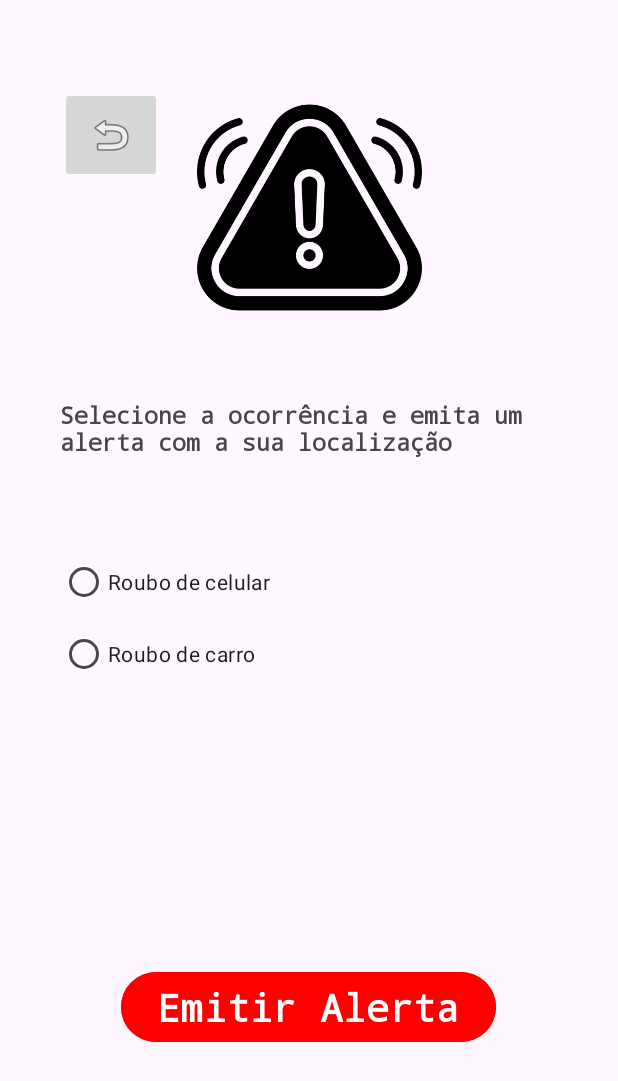
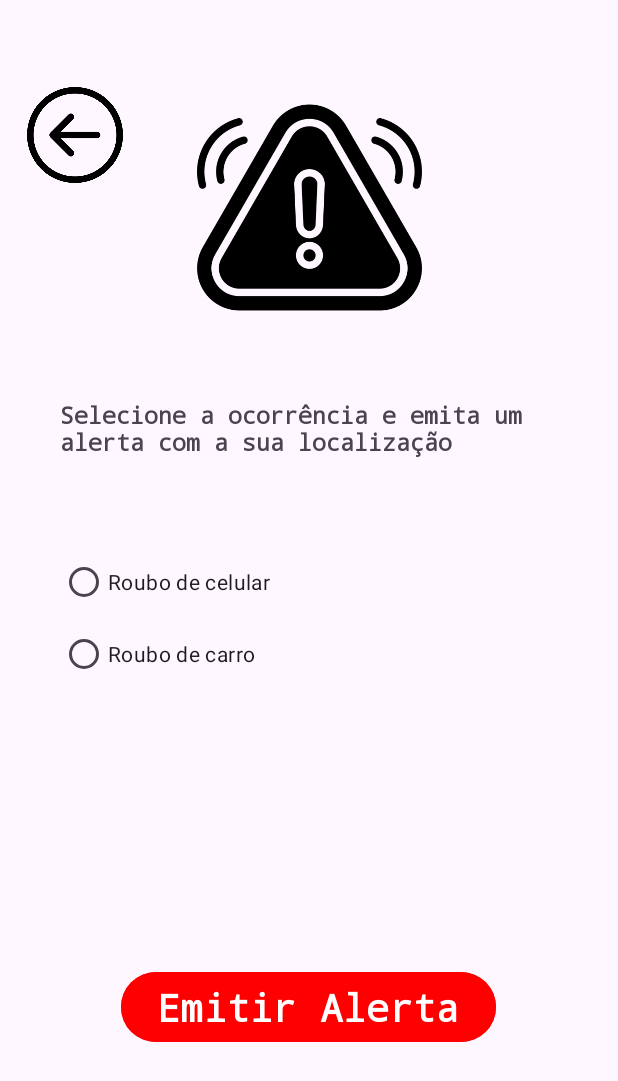
Before and after one commit to 2025-1-NCC3/Projeto17, an Android app: the Alertas screen opened directly, with no data from a screen before it, on a phone screen of 412 x 824 dp. Shown: the top 1081 px of the screen. Run offline under Robolectric (Android 15) with nearby library versions, the phone set to English and light mode, and no system bars; libraries missing offline, so code that uses them is left out: org.osmdroid.util; 1 statement that could not run was skipped.

Commit message:
Alerta layout

```diff
--- a/src/Entrega 2/Frontend/UberProjeto/app/src/main/java/br/fecap/teste/Alertas.java
+++ b/src/Entrega 2/Frontend/UberProjeto/app/src/main/java/br/fecap/teste/Alertas.java
@@ -9,6 +9,7 @@ import android.view.View;
 import android.widget.ArrayAdapter;
 import android.widget.Button;
 import android.widget.ImageButton;
+import android.widget.ImageView;
 import android.widget.RadioButton;
 import android.widget.Spinner;
 import android.widget.TextView;
@@ -71,7 +72,7 @@ public class Alertas extends AppCompatActivity {
             finish();
 
         });
-        ImageButton btnVoltar = findViewById(R.id.voltarT2Btn);
+        ImageView btnVoltar = findViewById(R.id.voltarT2Btn);
         btnVoltar.setOnClickListener(view ->{
             finish();
         });
--- a/src/Entrega 2/Frontend/UberProjeto/app/src/main/res/layout/activity_alertas.xml
+++ b/src/Entrega 2/Frontend/UberProjeto/app/src/main/res/layout/activity_alertas.xml
@@ -51,18 +51,6 @@
         app:layout_constraintTop_toTopOf="parent"
         app:layout_constraintVertical_bias="0.837" />
 
-    <ImageButton
-        android:id="@+id/voltarT2Btn"
-        android:layout_width="68dp"
-        android:layout_height="64dp"
-        app:layout_constraintBottom_toBottomOf="parent"
-        app:layout_constraintEnd_toEndOf="parent"
-        app:layout_constraintHorizontal_bias="0.116"
-        app:layout_constraintStart_toStartOf="parent"
-        app:layout_constraintTop_toTopOf="parent"
-        app:layout_constraintVertical_bias="0.076"
-        app:srcCompat="@android:drawable/ic_menu_revert" />
-
     <RadioGroup
         android:layout_width="0dp"
         android:layout_height="wrap_content"
@@ -86,4 +74,17 @@
             android:text="@string/rbCarro" />
 
     </RadioGroup>
+
+    <ImageView
+        android:id="@+id/voltarT2Btn"
+        android:layout_width="68dp"
+        android:layout_height="64dp"
+        android:scaleType="centerInside"
+        app:layout_constraintBottom_toBottomOf="parent"
+        app:layout_constraintEnd_toEndOf="parent"
+        app:layout_constraintHorizontal_bias="0.046"
+        app:layout_constraintStart_toStartOf="parent"
+        app:layout_constraintTop_toTopOf="parent"
+        app:layout_constraintVertical_bias="0.076"
+        app:srcCompat="@drawable/voltar" />
 </androidx.constraintlayout.widget.ConstraintLayout>
```
Also changed, not shown: src/Entrega 2/Frontend/UberProjeto/app/src/main/res/drawable/voltar.png (added).
